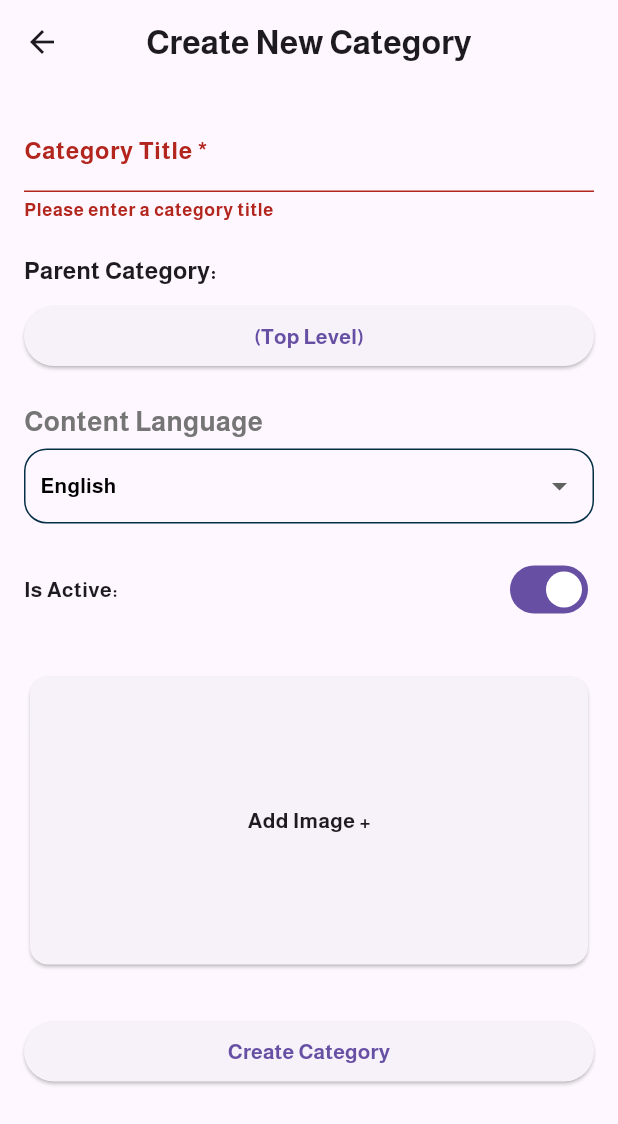
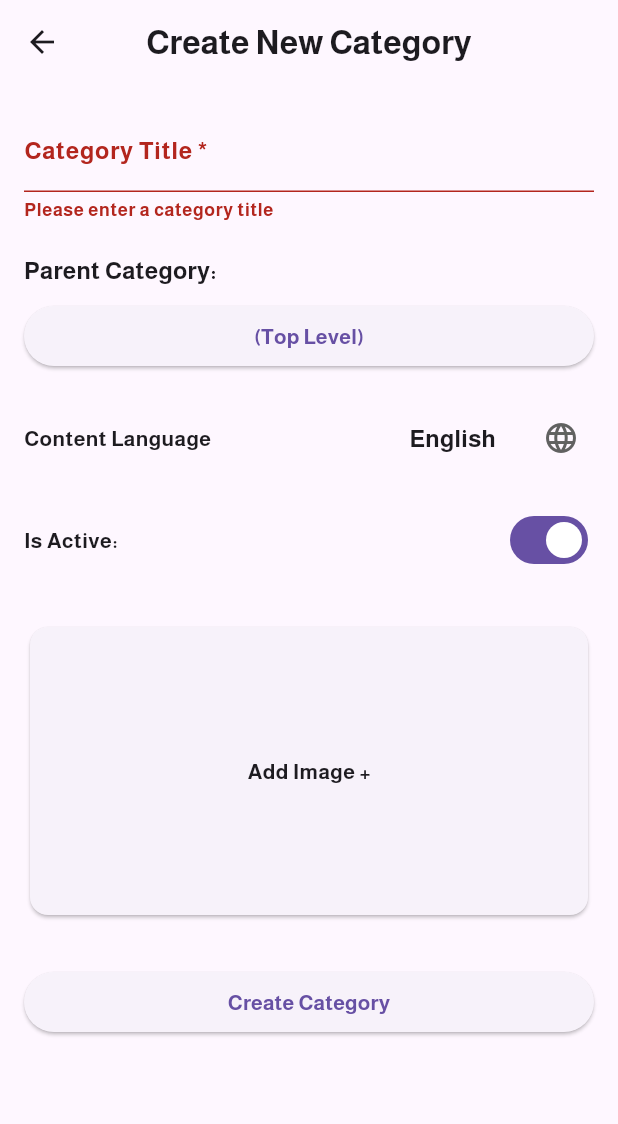
Before and after one commit to al-batol/zad_aldaia_flutter, a Flutter app: the CategoryFormScreen screen opened by its route, after a tap on "Create Category", on a phone screen of 412 x 824 dp. Shown: the top 1124 px of the screen. Run offline on Flutter 3.47's test engine with Material 3 defaults, Android fonts, the phone set to English and light mode, and no system bars; our stand-ins replace cached_network_image, device_info_plus, dio, drift, drift_flutter, firebase_core and 14 more; missing offline and left inert: dart:ffi, external_path, image_downloader_web; accounts and stored records are empty; generated files the repository leaves out were written again.

Commit message:
improving ux

```diff
--- a/lib/core/routing/app_router.dart
+++ b/lib/core/routing/app_router.dart
@@ -26,7 +26,7 @@ class AppRouter {
       case MyRoutes.addCategoryScreen:
         return MaterialPageRoute(builder: (context) => CategoryFormScreen(categoryId: arguments["id"]));
       case MyRoutes.addArticleScreen:
-        return MaterialPageRoute(builder: (context) => ArticleFormScreen(articleId: arguments["article_id"]));
+        return MaterialPageRoute(builder: (context) => ArticleFormScreen(articleId: arguments["id"]));
       case MyRoutes.articles:
         return MaterialPageRoute(
           builder: (context) => BlocProvider(create: (context) => getIt<CategoriesCubit>(), child: ArticlesScreen(title: arguments["title"], categoryId: arguments["category_id"])),
--- a/lib/features/categories/ui/category_form_screen.dart
+++ b/lib/features/categories/ui/category_form_screen.dart
@@ -3,8 +3,7 @@ import 'package:flutter_bloc/flutter_bloc.dart';
 import 'package:zad_aldaia/core/di/dependency_injection.dart'; // For getIt
 import 'package:zad_aldaia/core/models/languge.dart';
 import 'package:zad_aldaia/core/routing/routes.dart';
-import 'package:zad_aldaia/core/theming/my_text_style.dart';
-import 'package:zad_aldaia/core/widgets/my_dropdown_button.dart';
+import 'package:zad_aldaia/core/widgets/language_drop_down.dart';
 import 'package:zad_aldaia/features/categories/data/models/category.dart'; // Assuming your Category model
 import 'package:zad_aldaia/features/categories/logic/categories_cubit.dart';
 import 'package:zad_aldaia/features/categories/ui/CategorySelectionScreen.dart';
@@ -24,10 +23,8 @@ class CategoryFormScreen extends StatefulWidget {
 
 class _CategoryFormScreenState extends State<CategoryFormScreen> {
   late final CategoriesCubit store;
-  Category? category;
+  Category category = Category(id: '');
   final _formKey = GlobalKey<FormState>();
-  late final langs = Map.fromIterables([S.of(context).english, S.of(context).espanol, S.of(context).portuguese, S.of(context).francais, S.of(context).filipino], Language.values);
-
   final _titleController = TextEditingController();
   Category? parentCategory;
   bool _isActive = true;
@@ -47,8 +44,8 @@ class _CategoryFormScreenState extends State<CategoryFormScreen> {
     }
     if (state is SavedState) {
       ScaffoldMessenger.of(context).showSnackBar(SnackBar(content: Text('Category ${widget.isEditMode ? "updated" : "created"} successfully!')));
-      if ((parentCategory?.id ?? category?.parentId) != null) {
-        Navigator.of(context).pushNamed(MyRoutes.categories, arguments: {"id": parentCategory?.id ?? category?.parentId, "title": parentCategory?.title});
+      if ((parentCategory?.id ?? category.parentId) != null) {
+        Navigator.of(context).pushNamed(MyRoutes.categories, arguments: {"id": parentCategory?.id ?? category.parentId, "title": parentCategory?.title});
       }
     }
     if (state is LoadedState) {
@@ -58,10 +55,11 @@ class _CategoryFormScreenState extends State<CategoryFormScreen> {
   }
 
   fillForm() async {
-    _titleController.text = category?.title ?? '';
-    _isActive = category?.isActive ?? true;
-    if (category?.parentId != null) {
-      parentCategory = await store.findCategory({'id': category!.parentId!});
+    category.lang = category.lang ?? Language.english;
+    _titleController.text = category.title ?? '';
+    _isActive = category.isActive;
+    if (category.parentId != null) {
+      parentCategory = await store.findCategory({'id': category.parentId!});
     }
     setState(() {});
   }
@@ -76,19 +74,18 @@ class _CategoryFormScreenState extends State<CategoryFormScreen> {
 
   setParent(Category? parent) {
     setState(() {
+      category.parentId = parent?.id;
       parentCategory = parent;
     });
   }
 
   Future<void> _submitForm() async {
     if (_formKey.currentState!.validate()) {
-      final categoryData = category ?? Category(id: '');
-      categoryData.title = _titleController.text.trim();
-      categoryData.parentId = parentCategory?.id;
-      // categoryData.lang = _langController.text.trim().isNotEmpty ? _langController.text.trim() : null;
-      categoryData.isActive = _isActive;
+      category.title = _titleController.text.trim();
+      category.parentId = parentCategory?.id;
+      category.isActive = _isActive;
 
-      await store.saveCategory(categoryData);
+      await store.saveCategory(category);
     }
   }
 
@@ -136,15 +133,21 @@ class _CategoryFormScreenState extends State<CategoryFormScreen> {
                           if (parentCategory != null) IconButton(icon: const Icon(Icons.clear), onPressed: () => setParent(null), tooltip: "Clear parent"),
                         ],
                       ),
-                      const SizedBox(height: 20),
-
-                      MyDropdownButton(
-                        items: langs.entries.map((e) => DropdownMenuItem(value: e.value, child: Text(e.key, style: MyTextStyle.font14BlackRegular))).toList(),
-                        onSelected: (val) {
-                          category?.lang = val;
-                        },
-                        title: S.of(context).contentLanguage,
-                      ),
+                      if ((category.parentId) == null) ...[
+                        const SizedBox(height: 20),
+                        Row(
+                          mainAxisAlignment: MainAxisAlignment.spaceBetween,
+                          children: [
+                            Text(S.of(context).contentLanguage),
+                            LanguageDropDown(
+                              language: category.lang ?? Language.english,
+                              onSelect: (val) {
+                                category.lang = val ?? Language.english;
+                              },
+                            ),
+                          ],
+                        ),
+                      ],
                       const SizedBox(height: 20),
 
                       Row(
@@ -163,12 +166,12 @@ class _CategoryFormScreenState extends State<CategoryFormScreen> {
                       ),
                       const SizedBox(height: 30),
                       ImageUpload(
-                        url: category?.image,
-                        identifier: category?.imageIdentifier,
+                        url: category.image,
+                        identifier: category.imageIdentifier,
                         onImageUpdated: (identifier, image) {
                           setState(() {
-                            category?.imageIdentifier = identifier;
-                            category?.image = image;
+                            category.imageIdentifier = identifier;
+                            category.image = image;
                           });
                         },
                       ),
--- a/lib/features/categories/ui/category_grid_widget.dart
+++ b/lib/features/categories/ui/category_grid_widget.dart
@@ -52,14 +52,14 @@ class CategoryGridWidget extends StatelessWidget {
                       mainAxisAlignment: MainAxisAlignment.end,
                       children: [
                         IconButton(
-                          icon: const Icon(Icons.edit),
+                          icon: const Icon(Icons.edit, color: Colors.amber),
                           onPressed: () {
                             Navigator.of(context).pushNamed(MyRoutes.addCategoryScreen, arguments: {"id": category.id});
                           },
                         ),
 
-                        IconButton(onPressed: () => onArticleItemUp?.call(category), icon: Icon(Icons.arrow_circle_up)),
-                        IconButton(onPressed: () => onArticleItemDown?.call(category), icon: Icon(Icons.arrow_circle_down)),
+                        IconButton(onPressed: () => onArticleItemUp?.call(category), icon: Icon(Icons.arrow_circle_up, color: Colors.white)),
+                        IconButton(onPressed: () => onArticleItemDown?.call(category), icon: Icon(Icons.arrow_circle_down, color: Colors.white)),
                       ],
                     ),
                   ),
--- a/lib/features/categories/ui/category_widget.dart
+++ b/lib/features/categories/ui/category_widget.dart
@@ -33,7 +33,7 @@ class CategoryWidget extends StatelessWidget {
                       mainAxisAlignment: MainAxisAlignment.end,
                       children: [
                         IconButton(
-                          icon: const Icon(Icons.edit),
+                          icon: const Icon(Icons.edit, color: Colors.amber),
                           onPressed: () {
                             Navigator.of(context).pushNamed(MyRoutes.addCategoryScreen, arguments: {"id": category.id});
                           },
```
Also changed, not shown: lib/features/articles/ui/widgets/article_item.dart (+19 -1 lines), lib/features/categories/ui/CategorySelectionScreen.dart (+8 -7 lines).
